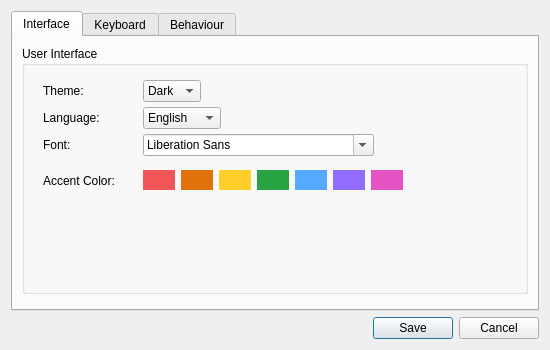
Old version of the form src/preferences.ui in the repository ooflet/Mi-Create.
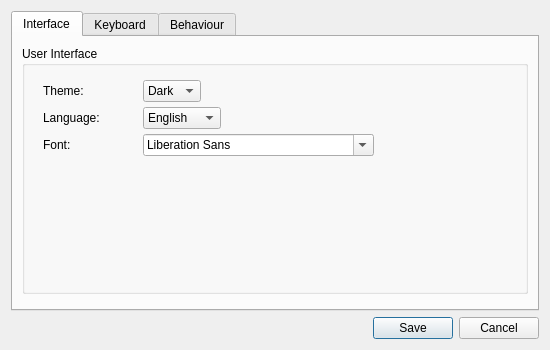
New version of the form. Icons and pictures are not drawn.

```diff
--- a/src/preferences.ui
+++ b/src/preferences.ui
@@ -29,8 +29,18 @@
    <iconset resource="resources/icons.qrc">
     <normaloff>:/Dark/MiFaceStudioFavicon.png</normaloff>:/Dark/MiFaceStudioFavicon.png</iconset>
   </property>
-  <layout class="QVBoxLayout">
-   <item>
+  <layout class="QGridLayout" name="gridLayout_3">
+   <item row="1" column="1">
+    <widget class="QDialogButtonBox" name="buttonBox">
+     <property name="orientation">
+      <enum>Qt::Horizontal</enum>
+     </property>
+     <property name="standardButtons">
+      <set>QDialogButtonBox::Cancel|QDialogButtonBox::Save</set>
+     </property>
+    </widget>
+   </item>
+   <item row="0" column="1">
     <widget class="QTabWidget" name="tabWidget">
      <property name="currentIndex">
       <number>0</number>
@@ -49,7 +59,17 @@
        <string>Interface</string>
       </attribute>
       <layout class="QGridLayout" name="gridLayout">
-       <item row="0" column="0">
+       <item row="1" column="1">
+        <widget class="QFrame" name="frame_2">
+         <property name="frameShape">
+          <enum>QFrame::StyledPanel</enum>
+         </property>
+         <property name="frameShadow">
+          <enum>QFrame::Raised</enum>
+         </property>
+        </widget>
+       </item>
+       <item row="0" column="1">
         <widget class="QGroupBox" name="groupBox">
          <property name="title">
           <string>User Interface</string>
@@ -151,210 +171,6 @@
                </property>
               </widget>
              </item>
-             <item>
-              <widget class="QFrame" name="frame">
-               <property name="sizePolicy">
-                <sizepolicy hsizetype="Minimum" vsizetype="Fixed">
-                 <horstretch>0</horstretch>
-                 <verstretch>0</verstretch>
-                </sizepolicy>
-               </property>
-               <property name="minimumSize">
-                <size>
-                 <width>0</width>
-                 <height>30</height>
-                </size>
-               </property>
-               <property name="frameShape">
-                <enum>QFrame::NoFrame</enum>
-               </property>
-               <property name="frameShadow">
-                <enum>QFrame::Raised</enum>
-               </property>
-               <layout class="QHBoxLayout" name="horizontalLayout">
-                <property name="leftMargin">
-                 <number>0</number>
-                </property>
-                <item>
-                 <widget class="QPushButton" name="accentColorRed">
-                  <property name="sizePolicy">
-                   <sizepolicy hsizetype="Preferred" vsizetype="Minimum">
-                    <horstretch>0</horstretch>
-                    <verstretch>0</verstretch>
-                   </sizepolicy>
-                  </property>
-                  <property name="minimumSize">
-                   <size>
-                    <width>20</width>
-                    <height>20</height>
-                   </size>
-                  </property>
-                  <property name="styleSheet">
-                   <string notr="true">background-color: rgb(242, 85, 85);
-border: 0px solid black;
-
-
-</string>
-                  </property>
-                  <property name="text">
-                   <string/>
-                  </property>
-                 </widget>
-                </item>
-                <item>
-                 <widget class="QPushButton" name="accentColorOrange">
-                  <property name="sizePolicy">
-                   <sizepolicy hsizetype="Preferred" vsizetype="Minimum">
-                    <horstretch>0</horstretch>
-                    <verstretch>0</verstretch>
-                   </sizepolicy>
-                  </property>
-                  <property name="minimumSize">
-                   <size>
-                    <width>20</width>
-                    <height>20</height>
-                   </size>
-                  </property>
-                  <property name="styleSheet">
-                   <string notr="true">background-color: rgb(225, 114, 11);
-border: 0px solid black;</string>
-                  </property>
-                  <property name="text">
-                   <string/>
-                  </property>
-                 </widget>
-                </item>
-                <item>
-                 <widget class="QPushButton" name="accentColorYellow">
-                  <property name="sizePolicy">
-                   <sizepolicy hsizetype="Preferred" vsizetype="Minimum">
-                    <horstretch>0</horstretch>
-                    <verstretch>0</verstretch>
-                   </sizepolicy>
-                  </property>
-                  <property name="minimumSize">
-                   <size>
-                    <width>20</width>
-                    <height>20</height>
-                   </size>
-                  </property>
-                  <property name="styleSheet">
-                   <string notr="true">background-color: rgb(255, 205, 39);
-border: 0px solid black;</string>
-                  </property>
-                  <property name="text">
-                   <string/>
-                  </property>
-                 </widget>
-                </item>
-                <item>
-                 <widget class="QPushButton" name="accentColorGreen">
-                  <property name="sizePolicy">
-                   <sizepolicy hsizetype="Preferred" vsizetype="Minimum">
-                    <horstretch>0</horstretch>
-                    <verstretch>0</verstretch>
-                   </sizepolicy>
-                  </property>
-                  <property name="minimumSize">
-                   <size>
-                    <width>20</width>
-                    <height>20</height>
-                   </size>
-                  </property>
-                  <property name="styleSheet">
-                   <string notr="true">background-color: rgb(39, 163, 65);
-border: 0px solid black;</string>
-                  </property>
-                  <property name="text">
-                   <string/>
-                  </property>
-                 </widget>
-                </item>
-                <item>
-                 <widget class="QPushButton" name="accentColorBlue_3">
-                  <property name="sizePolicy">
-                   <sizepolicy hsizetype="Preferred" vsizetype="Minimum">
-                    <horstretch>0</horstretch>
-                    <verstretch>0</verstretch>
-                   </sizepolicy>
-                  </property>
-                  <property name="minimumSize">
-                   <size>
-                    <width>20</width>
-                    <height>20</height>
-                   </size>
-                  </property>
-                  <property name="styleSheet">
-                   <string notr="true">background-color: rgb(85, 170, 255);
-border: 0px solid black;</string>
-                  </property>
-                  <property name="text">
-                   <string/>
-                  </property>
-                 </widget>
-                </item>
-                <item>
-                 <widget class="QPushButton" name="accentColorBlue_6">
-                  <property name="sizePolicy">
-                   <sizepolicy hsizetype="Preferred" vsizetype="Minimum">
-                    <horstretch>0</horstretch>
-                    <verstretch>0</verstretch>
-                   </sizepolicy>
-                  </property>
-                  <property name="minimumSize">
-                   <size>
-                    <width>20</width>
-                    <height>20</height>
-                   </size>
-                  </property>
-                  <property name="styleSheet">
-                   <string notr="true">background-color: rgb(146, 107, 255);
-border: 0px solid black;</string>
-                  </property>
-                  <property name="text">
-                   <string/>
-                  </property>
-                 </widget>
-                </item>
-                <item>
-                 <widget class="QPushButton" name="accentColorBlue_7">
-                  <property name="sizePolicy">
-                   <sizepolicy hsizetype="Preferred" vsizetype="Minimum">
-                    <horstretch>0</horstretch>
-                    <verstretch>0</verstretch>
-                   </sizepolicy>
-                  </property>
-                  <property name="minimumSize">
-                   <size>
-                    <width>20</width>
-                    <height>20</height>
-                   </size>
-                  </property>
-                  <property name="styleSheet">
-                   <string notr="true">background-color: rgb(228, 84, 196);
-border: 0px solid black;</string>
-                  </property>
-                  <property name="text">
-                   <string/>
-                  </property>
-                 </widget>
-                </item>
-                <item>
-                 <spacer name="horizontalSpacer">
-                  <property name="orientation">
-                   <enum>Qt::Horizontal</enum>
-                  </property>
-                  <property name="sizeHint" stdset="0">
-                   <size>
-                    <width>40</width>
-                    <height>20</height>
-                   </size>
-                  </property>
-                 </spacer>
-                </item>
-               </layout>
-              </widget>
-             </item>
              <item>
               <spacer name="verticalSpacer">
                <property name="orientation">
@@ -452,19 +268,6 @@
                </property>
               </widget>
              </item>
-             <item>
-              <widget class="QLabel" name="Color">
-               <property name="minimumSize">
-                <size>
-                 <width>0</width>
-                 <height>40</height>
-                </size>
-               </property>
-               <property name="text">
-                <string>Accent Color:</string>
-               </property>
-              </widget>
-             </item>
              <item>
               <spacer name="verticalSpacer_4">
                <property name="orientation">
@@ -484,16 +287,6 @@
          </layout>
         </widget>
        </item>
-       <item row="1" column="0">
-        <widget class="QFrame" name="frame_2">
-         <property name="frameShape">
-          <enum>QFrame::StyledPanel</enum>
-         </property>
-         <property name="frameShadow">
-          <enum>QFrame::Raised</enum>
-         </property>
-        </widget>
-       </item>
       </layout>
      </widget>
      <widget class="QWidget" name="Keyboard">
@@ -517,16 +310,6 @@
      </widget>
     </widget>
    </item>
-   <item>
-    <widget class="QDialogButtonBox" name="buttonBox">
-     <property name="orientation">
-      <enum>Qt::Horizontal</enum>
-     </property>
-     <property name="standardButtons">
-      <set>QDialogButtonBox::Cancel|QDialogButtonBox::Save</set>
-     </property>
-    </widget>
-   </item>
   </layout>
  </widget>
  <resources>
```
